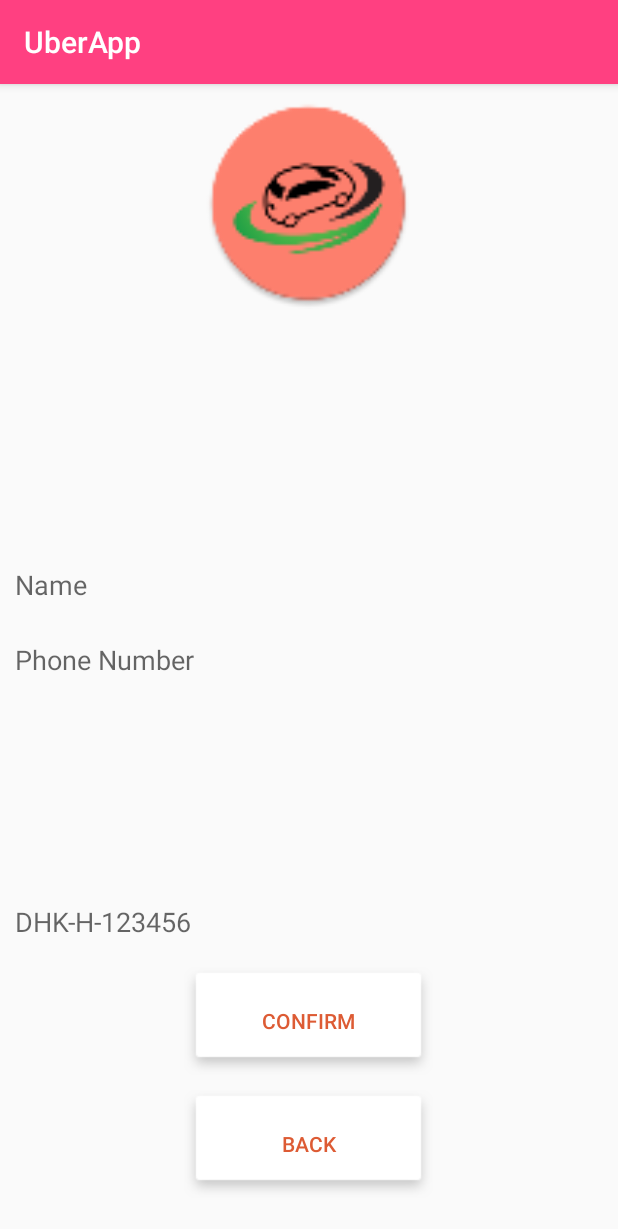
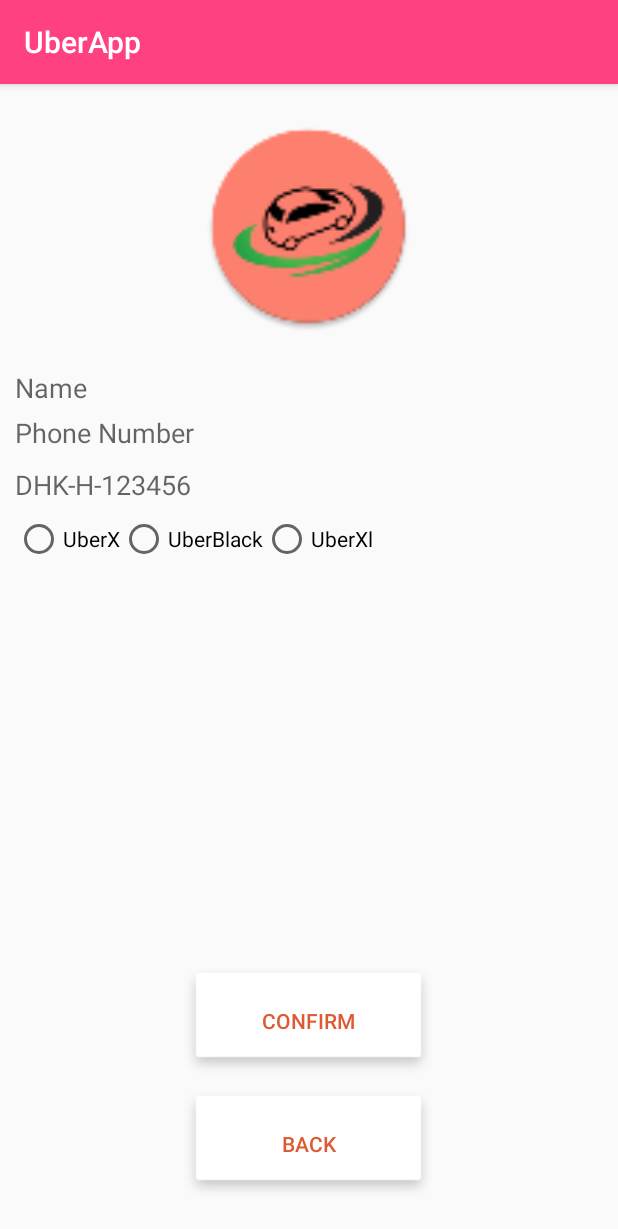
Before and after one commit to Sabu0050/UberApp, an Android app: the DriversSettingActivity screen opened directly, with no data from a screen before it, on a phone screen of 412 x 824 dp. Shown: the top 1229 px of the screen. Run offline under Robolectric (Android 15) with nearby library versions, the phone set to English and light mode, and no system bars; our stand-ins replace CircleImageView, Firebase (no records; nobody signed in at launch, a user with empty details on screens opened directly).

Commit message:
driver profile complete

```diff
--- a/app/src/main/java/com/sabututexp/uberapp/DriverMapActivity.java
+++ b/app/src/main/java/com/sabututexp/uberapp/DriverMapActivity.java
@@ -350,13 +350,9 @@ public class DriverMapActivity extends FragmentActivity implements OnMapReadyCal
         String userId = FirebaseAuth.getInstance().getCurrentUser().getUid();
 
         DatabaseReference ref = FirebaseDatabase.getInstance().getReference("driversAvailable");
-        DatabaseReference ref2 = FirebaseDatabase.getInstance().getReference("driversWorking");
-
 
         GeoFire geoFire = new GeoFire(ref);
         geoFire.removeLocation(userId);
-        GeoFire geoFire1 = new GeoFire(ref2);
-        geoFire1.removeLocation(userId);
 
     }
 
--- a/app/src/main/res/layout/activity_drivers_setting.xml
+++ b/app/src/main/res/layout/activity_drivers_setting.xml
@@ -13,24 +13,27 @@
         android:layout_height="140sp"
         android:src="@mipmap/ic_launcher_round"
         android:layout_alignParentTop="true"
-        android:layout_centerHorizontal="true" />
+        android:layout_centerHorizontal="true"
+        android:layout_marginTop="15sp" />
 
     <EditText
         android:id="@+id/nameEditText"
         android:layout_width="match_parent"
-        android:layout_height="40sp"
+        android:layout_height="30sp"
         android:hint="Name"
         android:background="@null"
-        android:layout_marginBottom="10sp"
-        android:layout_above="@+id/phoneNumberEditText"/>
+        android:layout_below="@+id/profileImageView"
+        android:layout_alignParentLeft="true"
+        android:layout_alignParentStart="true"
+        android:layout_marginTop="22dp" />
     <EditText
         android:id="@+id/phoneNumberEditText"
         android:layout_width="match_parent"
-        android:layout_height="40sp"
+        android:layout_height="30sp"
         android:hint="Phone Number"
         android:inputType="number"
         android:background="@null"
-        android:layout_centerVertical="true"
+        android:layout_below="@+id/nameEditText"
         android:layout_alignParentLeft="true"
         android:layout_alignParentStart="true" />
     <EditText
@@ -39,10 +42,34 @@
         android:layout_height="40sp"
         android:hint="DHK-H-123456"
         android:background="@null"
-        android:layout_above="@+id/confirmButton"
+        android:layout_below="@+id/phoneNumberEditText"
         android:layout_alignParentLeft="true"
-        android:layout_alignParentStart="true"
-        android:layout_marginBottom="10dp" />
+        android:layout_alignParentStart="true" />
+    <RadioGroup
+        android:layout_width="match_parent"
+        android:layout_height="wrap_content"
+        android:id="@+id/radioGroup"
+        android:orientation="horizontal"
+        android:layout_below="@+id/carNumberEditText"
+        android:layout_alignParentLeft="true"
+        android:layout_alignParentStart="true">
+        <RadioButton
+            android:layout_width="wrap_content"
+            android:layout_height="wrap_content"
+            android:text="UberX"
+            android:id="@+id/UberX"/>
+        <RadioButton
+            android:layout_width="wrap_content"
+            android:layout_height="wrap_content"
+            android:text="UberBlack"
+            android:id="@+id/UberBlack"/>
+        <RadioButton
+            android:layout_width="wrap_content"
+            android:layout_height="wrap_content"
+            android:text="UberXl"
+            android:id="@+id/UberXl"/>
+    </RadioGroup>
+
     <Button
         android:id="@+id/confirmButton"
         android:layout_width="wrap_content"
```
Also changed, not shown: app/src/main/java/com/sabututexp/uberapp/CustomerMapActivity.java (+38 -7 lines), app/src/main/java/com/sabututexp/uberapp/DriversSettingActivity.java (+31 -1 lines), app/src/main/res/layout/activity_customer_map.xml (+30 -0 lines).
